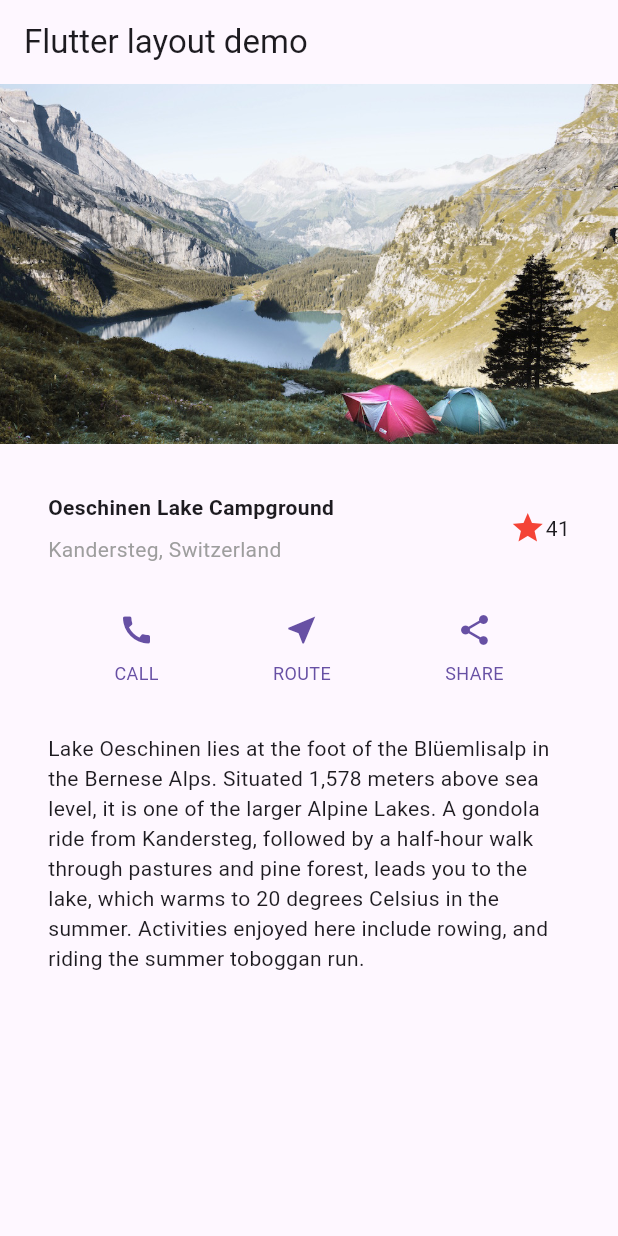
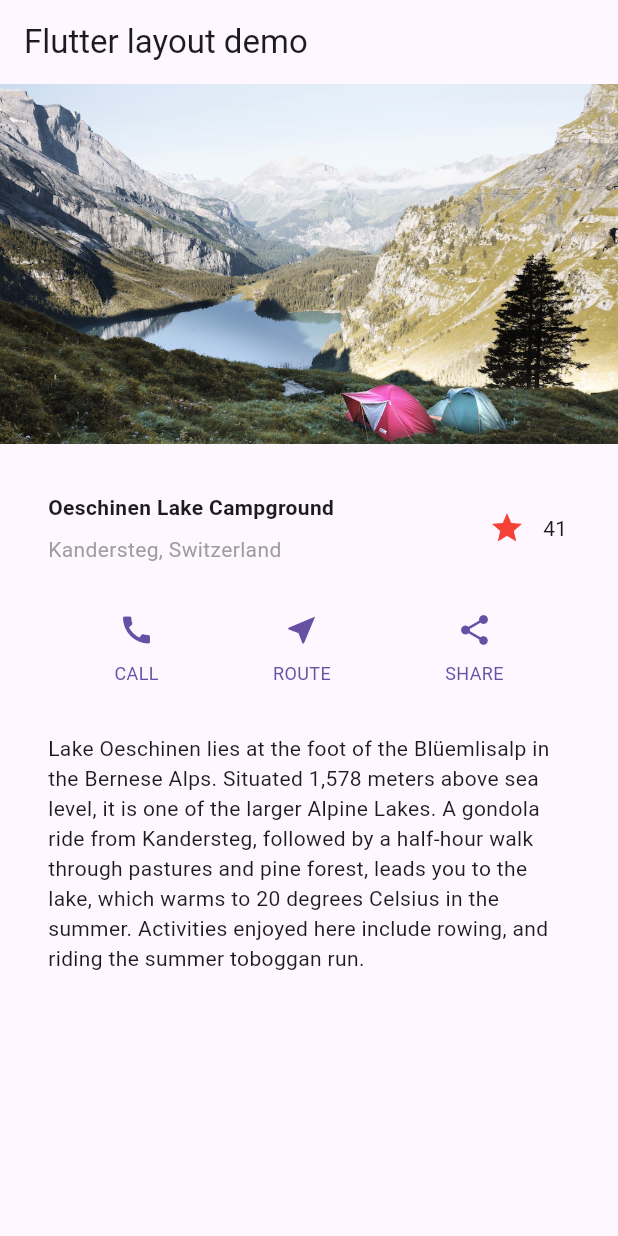
Before and after one commit to Denol007/Flutter, a Flutter app: the screen it shows after launch, on a phone screen of 412 x 824 dp. Run offline on Flutter 3.47's test engine with Material 3 defaults, Android fonts, the phone set to English and light mode, and no system bars.

```diff
--- a/flutter_layout_demo/lib/main.dart
+++ b/flutter_layout_demo/lib/main.dart
@@ -14,6 +14,7 @@
         appBar: AppBar(
           title: const Text(appTitle),
         ),
+        // #docregion add-widget
         body: const SingleChildScrollView(
           child: Column(
             children: [
@@ -38,6 +39,7 @@
             ],
           ),
         ),
+        // #enddocregion add-widget
       ),
     );
   }
@@ -60,8 +62,11 @@
       child: Row(
         children: [
           Expanded(
-            child:
-                Column(crossAxisAlignment: CrossAxisAlignment.start, children: [
+            /*1*/
+            child: Column(
+              crossAxisAlignment: CrossAxisAlignment.start,
+              children: [
+                /*2*/
                 Padding(
                   padding: const EdgeInsets.only(bottom: 8),
                   child: Text(
@@ -77,13 +82,12 @@
                     color: Colors.grey[500],
                   ),
                 ),
-            ]),
+              ],
             ),
-          Icon(
-            Icons.star,
-            color: Colors.red[500],
           ),
-          const Text('41'),
+          /*3*/
+          // #docregion icon
+          const FavoriteWidget(),
         ],
       ),
     );
@@ -139,10 +143,7 @@
       mainAxisSize: MainAxisSize.min,
       mainAxisAlignment: MainAxisAlignment.center,
       children: [
-        Icon(
-          icon,
-          color: color,
-        ),
+        Icon(icon, color: color),
         Padding(
           padding: const EdgeInsets.only(top: 8),
           child: Text(
@@ -179,6 +180,7 @@
   }
 }
 
+// #docregion image-asset
 class ImageSection extends StatelessWidget {
   const ImageSection({super.key, required this.image});
 
@@ -186,6 +188,7 @@
 
   @override
   Widget build(BuildContext context) {
+    // #docregion image-asset
     return Image.asset(
       image,
       width: 600,
@@ -194,3 +197,59 @@
     );
   }
 }
+
+class FavoriteWidget extends StatefulWidget {
+  const FavoriteWidget({super.key});
+
+  @override
+  State<FavoriteWidget> createState() => _FavoriteWidgetState();
+}
+
+class _FavoriteWidgetState extends State<FavoriteWidget> {
+  bool _isFavorited = true;
+  int _favoriteCount = 41;
+
+  void _toggleFavorite() {
+    setState(() {
+      if (_isFavorited) {
+        _favoriteCount -= 1;
+        _isFavorited = false;
+      } else {
+        _favoriteCount += 1;
+        _isFavorited = true;
+      }
+    });
+  }
+
+  // #enddocregion toggle-favorite
+
+  // #docregion favorite-state-build
+  @override
+  Widget build(BuildContext context) {
+    return Row(
+      mainAxisSize: MainAxisSize.min,
+      children: [
+        Container(
+          padding: const EdgeInsets.all(0),
+          child: IconButton(
+            padding: const EdgeInsets.all(0),
+            alignment: Alignment.center,
+            icon: (_isFavorited
+                ? const Icon(Icons.star)
+                : const Icon(Icons.star_border)),
+            color: Colors.red[500],
+            onPressed: _toggleFavorite,
+          ),
+        ),
+        SizedBox(
+          width: 18,
+          child: SizedBox(
+            child: Text('$_favoriteCount'),
+          ),
+        ),
+      ],
+    );
+  }
+  // #docregion favorite-state-fields
+}
+// #enddocregion favorite-state, favorite-state-fields, favorite-state-build
```
Lines whose indentation alone changed are shown as unchanged.
